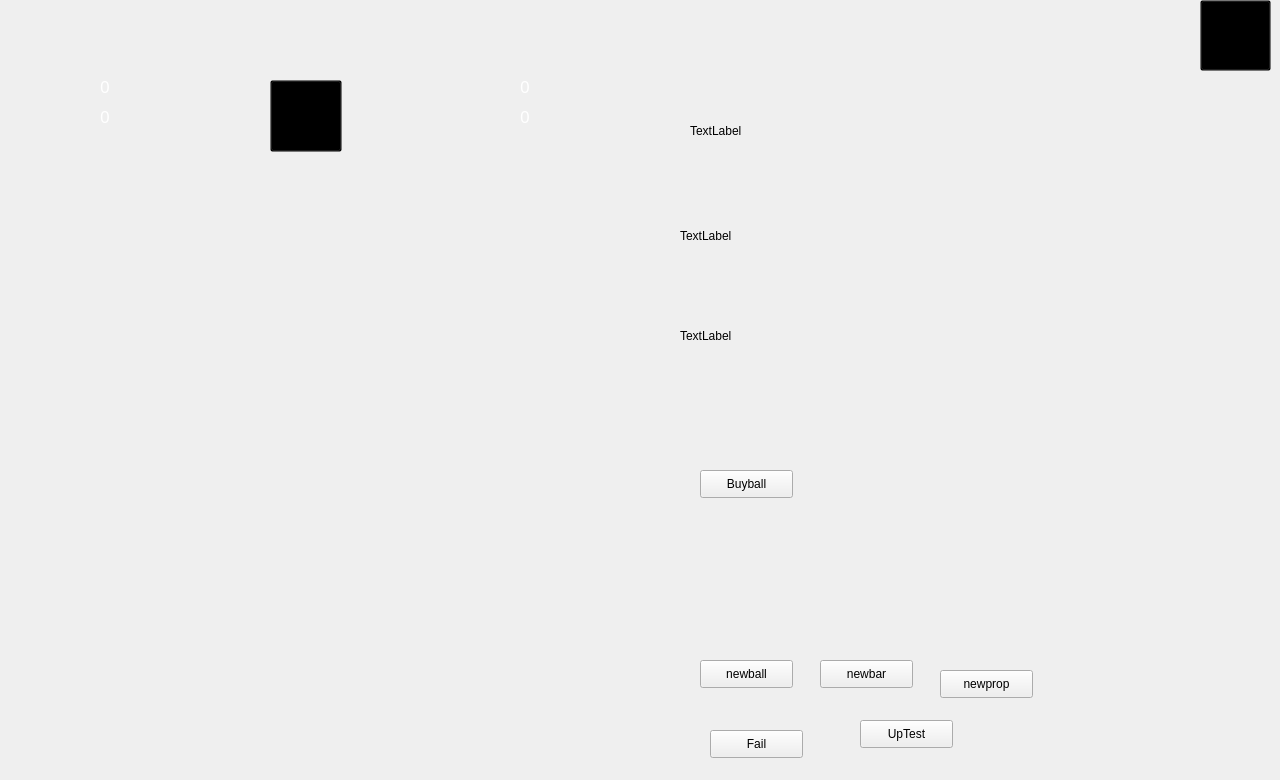
Qt form Demo/game.ui (bezhai/moonyballs) before a commit.
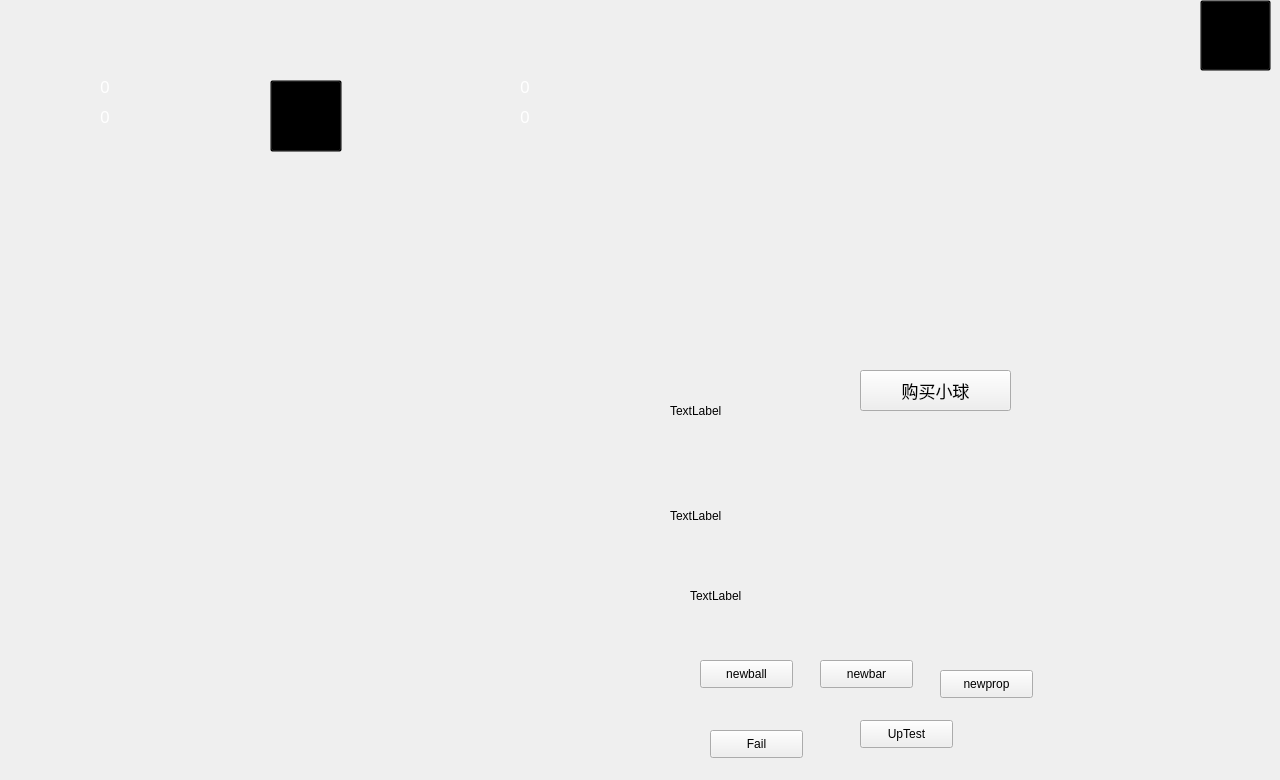
The same form after that commit. Icons and pictures are not drawn.

Patch:
```diff
--- a/Demo/game.ui
+++ b/Demo/game.ui
@@ -56,8 +56,8 @@
    <widget class="QLabel" name="label">
     <property name="geometry">
      <rect>
-      <x>690</x>
-      <y>100</y>
+      <x>670</x>
+      <y>380</y>
       <width>201</width>
       <height>61</height>
      </rect>
@@ -69,8 +69,8 @@
    <widget class="QLabel" name="label_3">
     <property name="geometry">
      <rect>
-      <x>680</x>
-      <y>300</y>
+      <x>670</x>
+      <y>480</y>
       <width>591</width>
       <height>71</height>
      </rect>
@@ -82,8 +82,8 @@
    <widget class="QLabel" name="label_2">
     <property name="geometry">
      <rect>
-      <x>680</x>
-      <y>210</y>
+      <x>690</x>
+      <y>570</y>
       <width>411</width>
       <height>51</height>
      </rect>
@@ -496,16 +496,74 @@
    <widget class="QPushButton" name="Buy">
     <property name="geometry">
      <rect>
-      <x>700</x>
-      <y>470</y>
-      <width>93</width>
-      <height>28</height>
+      <x>860</x>
+      <y>370</y>
+      <width>151</width>
+      <height>41</height>
      </rect>
     </property>
+    <property name="font">
+     <font>
+      <pointsize>13</pointsize>
+     </font>
+    </property>
+    <property name="styleSheet">
+     <string notr="true">border-image: url(:/pic/btn);</string>
+    </property>
     <property name="text">
-     <string>Buyball</string>
+     <string>购买小球</string>
     </property>
    </widget>
+   <widget class="QLabel" name="label_4">
+    <property name="geometry">
+     <rect>
+      <x>600</x>
+      <y>0</y>
+      <width>680</width>
+      <height>420</height>
+     </rect>
+    </property>
+    <property name="styleSheet">
+     <string notr="true">border-image: url(:/pic/shop);</string>
+    </property>
+    <property name="text">
+     <string/>
+    </property>
+   </widget>
+   <widget class="QLabel" name="label_5">
+    <property name="geometry">
+     <rect>
+      <x>600</x>
+      <y>420</y>
+      <width>680</width>
+      <height>360</height>
+     </rect>
+    </property>
+    <property name="styleSheet">
+     <string notr="true">border-image: url(:/pic/items);</string>
+    </property>
+    <property name="text">
+     <string/>
+    </property>
+   </widget>
+   <zorder>label_5</zorder>
+   <zorder>label_4</zorder>
+   <zorder>TestFailure</zorder>
+   <zorder>pushButton</zorder>
+   <zorder>label</zorder>
+   <zorder>label_3</zorder>
+   <zorder>label_2</zorder>
+   <zorder>pushButton_2</zorder>
+   <zorder>pushButton_3</zorder>
+   <zorder>pushButton_4</zorder>
+   <zorder>Coin</zorder>
+   <zorder>Score</zorder>
+   <zorder>BigNum</zorder>
+   <zorder>SmallNum</zorder>
+   <zorder>pause</zorder>
+   <zorder>pushButton_5</zorder>
+   <zorder>Buy</zorder>
+   <zorder>horizontalSpacer</zorder>
   </widget>
  </widget>
  <resources>
```
Left out of the diff: 4 changed lines with no effect on the pictures.
